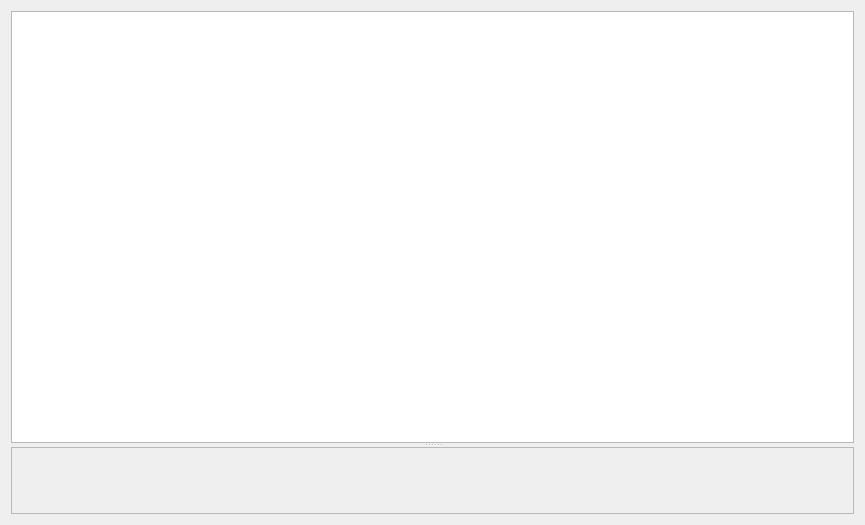
Before: the Qt Designer form retroshare-gui/src/gui/TurtleRouterDialog.ui in RetroShare/RetroShare, drawn with Qt 5.
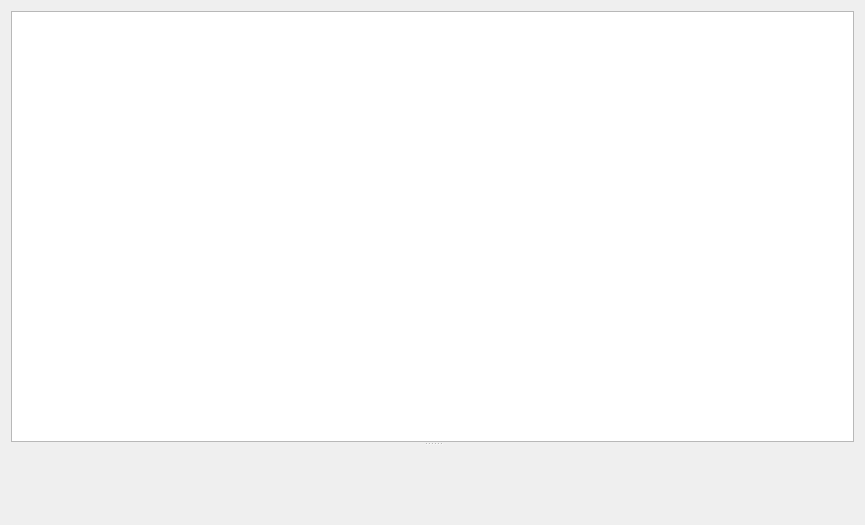
After: the same form once the commit is applied. Icons and pictures are not drawn.

Commit message: improved tunnel statistics gui

Patch:
```diff
--- a/retroshare-gui/src/gui/TurtleRouterDialog.ui
+++ b/retroshare-gui/src/gui/TurtleRouterDialog.ui
@@ -33,25 +33,26 @@
        </property>
       </column>
      </widget>
-     <widget class="QFrame" name="_tunnel_statistics_F">
-      <property name="sizePolicy">
-       <sizepolicy hsizetype="Preferred" vsizetype="MinimumExpanding">
-        <horstretch>0</horstretch>
-        <verstretch>0</verstretch>
-       </sizepolicy>
-      </property>
-      <property name="minimumSize">
-       <size>
-        <width>800</width>
-        <height>0</height>
-       </size>
-      </property>
+     <widget class="QScrollArea" name="_tunnel_statistics_F">
       <property name="frameShape">
-       <enum>QFrame::StyledPanel</enum>
+       <enum>QFrame::NoFrame</enum>
       </property>
-      <property name="frameShadow">
-       <enum>QFrame::Raised</enum>
+      <property name="horizontalScrollBarPolicy">
+       <enum>Qt::ScrollBarAlwaysOff</enum>
       </property>
+      <property name="widgetResizable">
+       <bool>true</bool>
+      </property>
+      <widget class="QWidget" name="scrollAreaWidgetContents">
+       <property name="geometry">
+        <rect>
+         <x>0</x>
+         <y>0</y>
+         <width>847</width>
+         <height>283</height>
+        </rect>
+       </property>
+      </widget>
      </widget>
     </widget>
    </item>
```
The commit also changes 3 other files.
